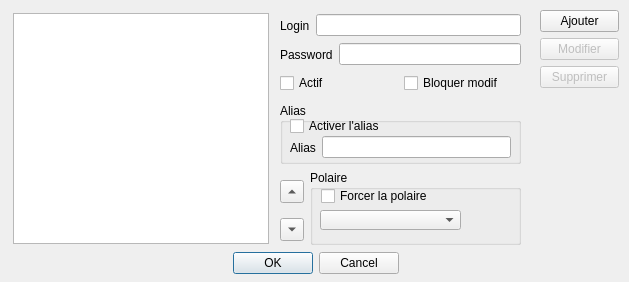
Above: src/boatAccount_dialog.ui from nohal/qtVlm before the change. Below: the same form after it.
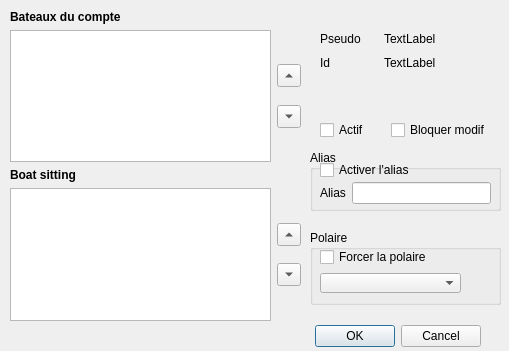
That is the form after the change.

The edit to the form file:
```diff
--- a/src/boatAccount_dialog.ui
+++ b/src/boatAccount_dialog.ui
@@ -9,123 +9,74 @@
    <rect>
     <x>0</x>
     <y>0</y>
-    <width>629</width>
-    <height>282</height>
+    <width>509</width>
+    <height>351</height>
    </rect>
   </property>
   <property name="windowTitle">
    <string>Boat account</string>
   </property>
-  <widget class="QWidget" name="layoutWidget">
+  <widget class="QDialogButtonBox" name="buttonBox">
    <property name="geometry">
     <rect>
      <x>10</x>
-     <y>250</y>
-     <width>611</width>
-     <height>27</height>
+     <y>320</y>
+     <width>471</width>
+     <height>32</height>
     </rect>
    </property>
-   <layout class="QHBoxLayout">
-    <item>
-     <spacer>
-      <property name="orientation">
-       <enum>Qt::Horizontal</enum>
-      </property>
-      <property name="sizeHint" stdset="0">
-       <size>
-        <width>40</width>
-        <height>20</height>
-       </size>
-      </property>
-     </spacer>
-    </item>
-    <item>
-     <widget class="QPushButton" name="btn_Ok">
-      <property name="text">
-       <string>OK</string>
-      </property>
-     </widget>
-    </item>
-    <item>
-     <widget class="QPushButton" name="btn_cancel">
-      <property name="text">
-       <string>Cancel</string>
-      </property>
-     </widget>
-    </item>
-    <item>
-     <spacer>
-      <property name="orientation">
-       <enum>Qt::Horizontal</enum>
-      </property>
-      <property name="sizeHint" stdset="0">
-       <size>
-        <width>40</width>
-        <height>20</height>
-       </size>
-      </property>
-     </spacer>
-    </item>
-   </layout>
-  </widget>
-  <widget class="QWidget" name="layoutWidget">
-   <property name="geometry">
-    <rect>
-     <x>280</x>
-     <y>43</y>
-     <width>241</width>
-     <height>23</height>
-    </rect>
+   <property name="orientation">
+    <enum>Qt::Horizontal</enum>
    </property>
-   <layout class="QHBoxLayout">
-    <item>
-     <widget class="QLabel" name="label">
-      <property name="text">
-       <string>Password</string>
-      </property>
-     </widget>
-    </item>
-    <item>
-     <widget class="QLineEdit" name="edit_pass">
-      <property name="echoMode">
-       <enum>QLineEdit::Password</enum>
-      </property>
-     </widget>
-    </item>
-   </layout>
+   <property name="standardButtons">
+    <set>QDialogButtonBox::Cancel|QDialogButtonBox::Ok</set>
+   </property>
   </widget>
-  <widget class="QWidget" name="layoutWidget">
+  <widget class="QGroupBox" name="groupBox">
    <property name="geometry">
     <rect>
-     <x>280</x>
-     <y>72</y>
-     <width>241</width>
-     <height>22</height>
+     <x>310</x>
+     <y>230</y>
+     <width>191</width>
+     <height>75</height>
     </rect>
    </property>
-   <layout class="QHBoxLayout" name="horizontalLayout_2">
-    <item>
-     <widget class="QCheckBox" name="enable_state">
-      <property name="text">
-       <string>Actif</string>
-      </property>
-     </widget>
-    </item>
-    <item>
-     <widget class="QCheckBox" name="lockChange">
-      <property name="text">
-       <string>Bloquer modif</string>
-      </property>
-     </widget>
-    </item>
-   </layout>
+   <property name="title">
+    <string>Polaire</string>
+   </property>
+   <widget class="QCheckBox" name="chk_polar">
+    <property name="geometry">
+     <rect>
+      <x>10</x>
+      <y>17</y>
+      <width>116</width>
+      <height>20</height>
+     </rect>
+    </property>
+    <property name="text">
+     <string>Forcer la polaire</string>
+    </property>
+   </widget>
+   <widget class="QComboBox" name="polarList">
+    <property name="enabled">
+     <bool>true</bool>
+    </property>
+    <property name="geometry">
+     <rect>
+      <x>10</x>
+      <y>43</y>
+      <width>141</width>
+      <height>20</height>
+     </rect>
+    </property>
+   </widget>
   </widget>
   <widget class="QGroupBox" name="groupBox_2">
    <property name="geometry">
     <rect>
-     <x>280</x>
-     <y>103</y>
-     <width>241</width>
+     <x>310</x>
+     <y>150</y>
+     <width>191</width>
      <height>61</height>
     </rect>
    </property>
@@ -136,7 +87,7 @@
     <property name="geometry">
      <rect>
       <x>10</x>
-      <y>13</y>
+      <y>10</y>
       <width>101</width>
       <height>20</height>
      </rect>
@@ -149,9 +100,9 @@
     <property name="geometry">
      <rect>
       <x>10</x>
-      <y>33</y>
-      <width>221</width>
-      <height>23</height>
+      <y>30</y>
+      <width>171</width>
+      <height>26</height>
      </rect>
     </property>
     <layout class="QHBoxLayout" name="_2">
@@ -171,190 +122,286 @@
   <widget class="QWidget" name="layoutWidget">
    <property name="geometry">
     <rect>
-     <x>280</x>
-     <y>14</y>
-     <width>241</width>
-     <height>23</height>
+     <x>320</x>
+     <y>120</y>
+     <width>171</width>
+     <height>20</height>
     </rect>
    </property>
-   <layout class="QHBoxLayout">
+   <layout class="QHBoxLayout" name="horizontalLayout_2">
     <item>
-     <widget class="QLabel" name="label_2">
+     <widget class="QCheckBox" name="enable_state">
       <property name="text">
-       <string>Login</string>
+       <string>Actif</string>
       </property>
      </widget>
     </item>
     <item>
-     <widget class="QLineEdit" name="edit_login"/>
+     <widget class="QCheckBox" name="lockChange">
+      <property name="text">
+       <string>Bloquer modif</string>
+      </property>
+     </widget>
     </item>
    </layout>
   </widget>
-  <widget class="QGroupBox" name="groupBox">
-   <property name="geometry">
-    <rect>
-     <x>310</x>
-     <y>170</y>
-     <width>211</width>
-     <height>75</height>
-    </rect>
-   </property>
-   <property name="title">
-    <string>Polaire</string>
-   </property>
-   <widget class="QCheckBox" name="chk_polar">
-    <property name="geometry">
-     <rect>
-      <x>11</x>
-      <y>16</y>
-      <width>116</width>
-      <height>20</height>
-     </rect>
-    </property>
-    <property name="text">
-     <string>Forcer la polaire</string>
-    </property>
-   </widget>
-   <widget class="QComboBox" name="polarList">
-    <property name="enabled">
-     <bool>true</bool>
-    </property>
-    <property name="geometry">
-     <rect>
-      <x>10</x>
-      <y>40</y>
-      <width>141</width>
-      <height>20</height>
-     </rect>
-    </property>
-   </widget>
-  </widget>
-  <widget class="QListWidget" name="list_boat">
-   <property name="geometry">
-    <rect>
-     <x>13</x>
-     <y>13</y>
-     <width>256</width>
-     <height>231</height>
-    </rect>
-   </property>
-   <property name="sizePolicy">
-    <sizepolicy hsizetype="Preferred" vsizetype="Preferred">
-     <horstretch>0</horstretch>
-     <verstretch>0</verstretch>
-    </sizepolicy>
-   </property>
-   <property name="minimumSize">
-    <size>
-     <width>256</width>
-     <height>0</height>
-    </size>
-   </property>
-   <property name="focusPolicy">
-    <enum>Qt::StrongFocus</enum>
-   </property>
-   <property name="editTriggers">
-    <set>QAbstractItemView::AllEditTriggers</set>
-   </property>
-   <property name="selectionMode">
-    <enum>QAbstractItemView::SingleSelection</enum>
-   </property>
-  </widget>
   <widget class="QWidget" name="layoutWidget">
    <property name="geometry">
     <rect>
-     <x>540</x>
+     <x>10</x>
      <y>10</y>
-     <width>79</width>
-     <height>231</height>
+     <width>291</width>
+     <height>311</height>
     </rect>
    </property>
-   <layout class="QVBoxLayout">
+   <layout class="QVBoxLayout" name="verticalLayout_3">
     <item>
-     <widget class="QPushButton" name="btn_accAdd">
+     <widget class="QLabel" name="lbl_2">
+      <property name="font">
+       <font>
+        <weight>75</weight>
+        <bold>true</bold>
+       </font>
+      </property>
       <property name="text">
-       <string>Ajouter</string>
+       <string>Bateaux du compte</string>
       </property>
      </widget>
     </item>
     <item>
-     <widget class="QPushButton" name="btn_accChg">
-      <property name="enabled">
-       <bool>false</bool>
-      </property>
-      <property name="text">
-       <string>Modifier</string>
-      </property>
-      <property name="checkable">
-       <bool>false</bool>
-      </property>
-     </widget>
+     <layout class="QHBoxLayout" name="horizontalLayout">
+      <item>
+       <widget class="QListWidget" name="list_boat">
+        <property name="sizePolicy">
+         <sizepolicy hsizetype="Preferred" vsizetype="Preferred">
+          <horstretch>0</horstretch>
+          <verstretch>0</verstretch>
+         </sizepolicy>
+        </property>
+        <property name="minimumSize">
+         <size>
+          <width>256</width>
+          <height>0</height>
+         </size>
+        </property>
+        <property name="focusPolicy">
+         <enum>Qt::StrongFocus</enum>
+        </property>
+        <property name="editTriggers">
+         <set>QAbstractItemView::AllEditTriggers</set>
+        </property>
+        <property name="selectionMode">
+         <enum>QAbstractItemView::SingleSelection</enum>
+        </property>
+       </widget>
+      </item>
+      <item>
+       <layout class="QVBoxLayout" name="verticalLayout">
+        <item>
+         <spacer name="verticalSpacer_2">
+          <property name="orientation">
+           <enum>Qt::Vertical</enum>
+          </property>
+          <property name="sizeHint" stdset="0">
+           <size>
+            <width>20</width>
+            <height>40</height>
+           </size>
+          </property>
+         </spacer>
+        </item>
+        <item>
+         <widget class="QToolButton" name="btn_upBoat">
+          <property name="text">
+           <string/>
+          </property>
+          <property name="arrowType">
+           <enum>Qt::UpArrow</enum>
+          </property>
+         </widget>
+        </item>
+        <item>
+         <spacer name="verticalSpacer">
+          <property name="orientation">
+           <enum>Qt::Vertical</enum>
+          </property>
+          <property name="sizeHint" stdset="0">
+           <size>
+            <width>20</width>
+            <height>17</height>
+           </size>
+          </property>
+         </spacer>
+        </item>
+        <item>
+         <widget class="QToolButton" name="btn_downBoat">
+          <property name="text">
+           <string/>
+          </property>
+          <property name="arrowType">
+           <enum>Qt::DownArrow</enum>
+          </property>
+         </widget>
+        </item>
+        <item>
+         <spacer name="verticalSpacer_3">
+          <property name="orientation">
+           <enum>Qt::Vertical</enum>
+          </property>
+          <property name="sizeHint" stdset="0">
+           <size>
+            <width>20</width>
+            <height>40</height>
+           </size>
+          </property>
+         </spacer>
+        </item>
+       </layout>
+      </item>
+     </layout>
     </item>
     <item>
-     <widget class="QPushButton" name="btn_accDel">
-      <property name="enabled">
-       <bool>false</bool>
+     <widget class="QLabel" name="lbl_1">
+      <property name="font">
+       <font>
+        <weight>75</weight>
+        <bold>true</bold>
+       </font>
       </property>
       <property name="text">
-       <string>Supprimer</string>
+       <string>Boat sitting</string>
       </property>
      </widget>
     </item>
     <item>
-     <spacer>
-      <property name="orientation">
-       <enum>Qt::Vertical</enum>
-      </property>
-      <property name="sizeHint" stdset="0">
-       <size>
-        <width>20</width>
-        <height>40</height>
-       </size>
-      </property>
-     </spacer>
+     <layout class="QHBoxLayout" name="horizontalLayout_3">
+      <item>
+       <widget class="QListWidget" name="list_boatSit">
+        <property name="sizePolicy">
+         <sizepolicy hsizetype="Preferred" vsizetype="Preferred">
+          <horstretch>0</horstretch>
+          <verstretch>0</verstretch>
+         </sizepolicy>
+        </property>
+        <property name="minimumSize">
+         <size>
+          <width>256</width>
+          <height>0</height>
+         </size>
+        </property>
+        <property name="focusPolicy">
+         <enum>Qt::StrongFocus</enum>
+        </property>
+        <property name="editTriggers">
+         <set>QAbstractItemView::AllEditTriggers</set>
+        </property>
+        <property name="selectionMode">
+         <enum>QAbstractItemView::SingleSelection</enum>
+        </property>
+       </widget>
+      </item>
+      <item>
+       <layout class="QVBoxLayout" name="verticalLayout_2">
+        <item>
+         <spacer name="verticalSpacer_4">
+          <property name="orientation">
+           <enum>Qt::Vertical</enum>
+          </property>
+          <property name="sizeHint" stdset="0">
+           <size>
+            <width>20</width>
+            <height>40</height>
+           </size>
+          </property>
+         </spacer>
+        </item>
+        <item>
+         <widget class="QToolButton" name="btn_upBoatSit">
+          <property name="text">
+           <string/>
+          </property>
+          <property name="arrowType">
+           <enum>Qt::UpArrow</enum>
+          </property>
+         </widget>
+        </item>
+        <item>
+         <spacer name="verticalSpacer_5">
+          <property name="orientation">
+           <enum>Qt::Vertical</enum>
+          </property>
+          <property name="sizeHint" stdset="0">
+           <size>
+            <width>20</width>
+            <height>17</height>
+           </size>
+          </property>
+         </spacer>
+        </item>
+        <item>
+         <widget class="QToolButton" name="btn_downBoatSit">
+          <property name="text">
+           <string/>
+          </property>
+          <property name="arrowType">
+           <enum>Qt::DownArrow</enum>
+          </property>
+         </widget>
+        </item>
+        <item>
+         <spacer name="verticalSpacer_6">
+          <property name="orientation">
+           <enum>Qt::Vertical</enum>
+          </property>
+          <property name="sizeHint" stdset="0">
+           <size>
+            <width>20</width>
+            <height>40</height>
+           </size>
+          </property>
+         </spacer>
+        </item>
+       </layout>
+      </item>
+     </layout>
     </item>
    </layout>
   </widget>
-  <widget class="QWidget" name="">
+  <widget class="QWidget" name="layoutWidget">
    <property name="geometry">
     <rect>
-     <x>280</x>
-     <y>180</y>
-     <width>25</width>
-     <height>61</height>
+     <x>320</x>
+     <y>30</y>
+     <width>121</width>
+     <height>41</height>
     </rect>
    </property>
-   <layout class="QVBoxLayout" name="verticalLayout">
-    <item>
-     <widget class="QToolButton" name="btn_upBoat">
+   <layout class="QGridLayout" name="gridLayout">
+    <item row="0" column="0">
+     <widget class="QLabel" name="xlabel_4">
       <property name="text">
-       <string/>
+       <string>Pseudo</string>
       </property>
-      <property name="arrowType">
-       <enum>Qt::UpArrow</enum>
-      </property>
      </widget>
     </item>
-    <item>
-     <spacer name="verticalSpacer">
-      <property name="orientation">
-       <enum>Qt::Vertical</enum>
+    <item row="0" column="1">
+     <widget class="QLabel" name="pseudo">
+      <property name="text">
+       <string>TextLabel</string>
       </property>
-      <property name="sizeHint" stdset="0">
-       <size>
-        <width>20</width>
-        <height>17</height>
-       </size>
-      </property>
-     </spacer>
+     </widget>
     </item>
-    <item>
-     <widget class="QToolButton" name="btn_downBoat">
+    <item row="1" column="0">
+     <widget class="QLabel" name="xlabel_5">
       <property name="text">
-       <string/>
+       <string>Id</string>
       </property>
-      <property name="arrowType">
-       <enum>Qt::DownArrow</enum>
+     </widget>
+    </item>
+    <item row="1" column="1">
+     <widget class="QLabel" name="boat_id">
+      <property name="text">
+       <string>TextLabel</string>
       </property>
      </widget>
     </item>
```
Left out of the diff: 228 changed lines with no effect on the pictures.
